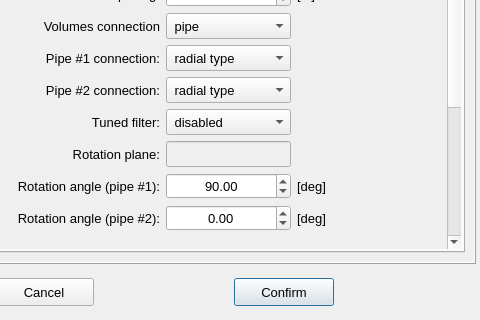
Above: pulse/interface/data/ui_files/model/editor/pulsation_suppression_device_input.ui from open-pulse/OpenPulse before the change; both pictures show x 150 to 630 and y 331 to 651 of the 630 by 651 pixel window. Below: the same form after it.
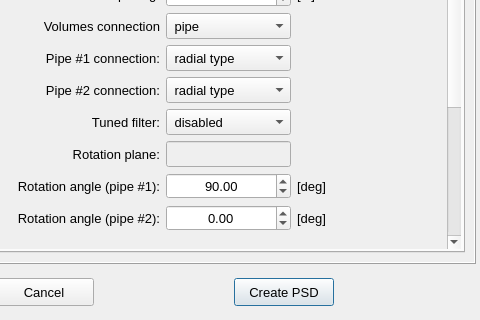
That is the form after the change.

What changed in the file:
```diff
--- a/pulse/interface/data/ui_files/model/editor/pulsation_suppression_device_input.ui
+++ b/pulse/interface/data/ui_files/model/editor/pulsation_suppression_device_input.ui
@@ -142,7 +142,7 @@
          <string notr="true"/>
         </property>
         <property name="text">
-         <string>Confirm</string>
+         <string>Create PSD</string>
         </property>
         <property name="autoDefault">
          <bool>true</bool>
```
Left out of the diff: 2 changed lines with no effect on the pictures.
